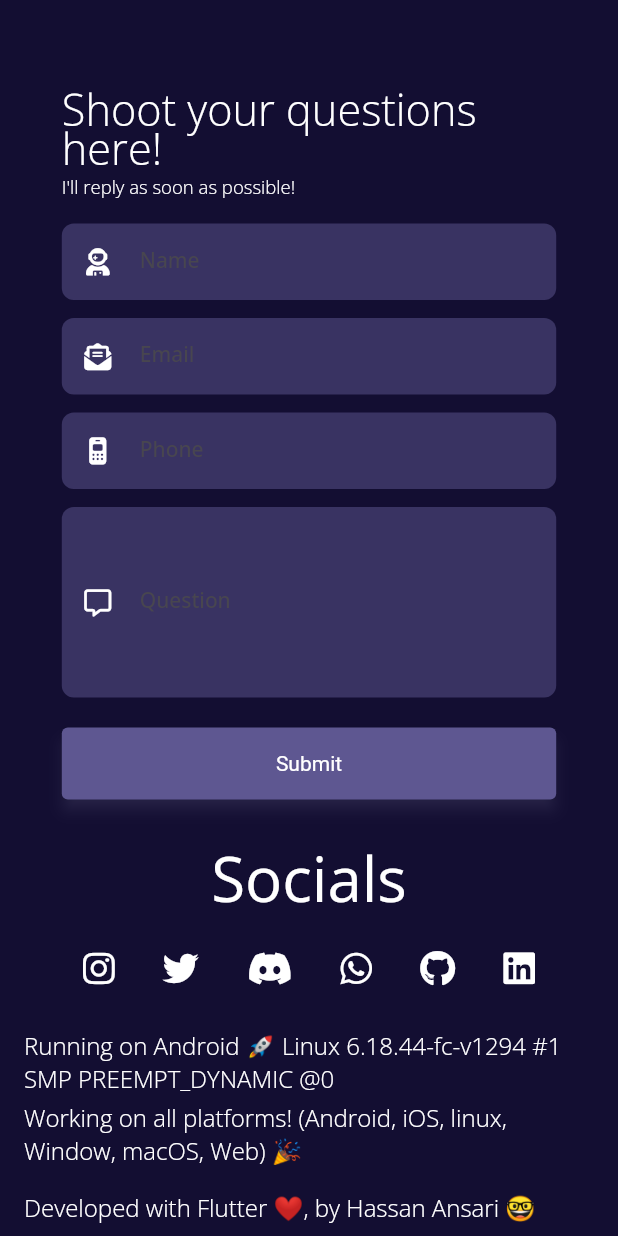
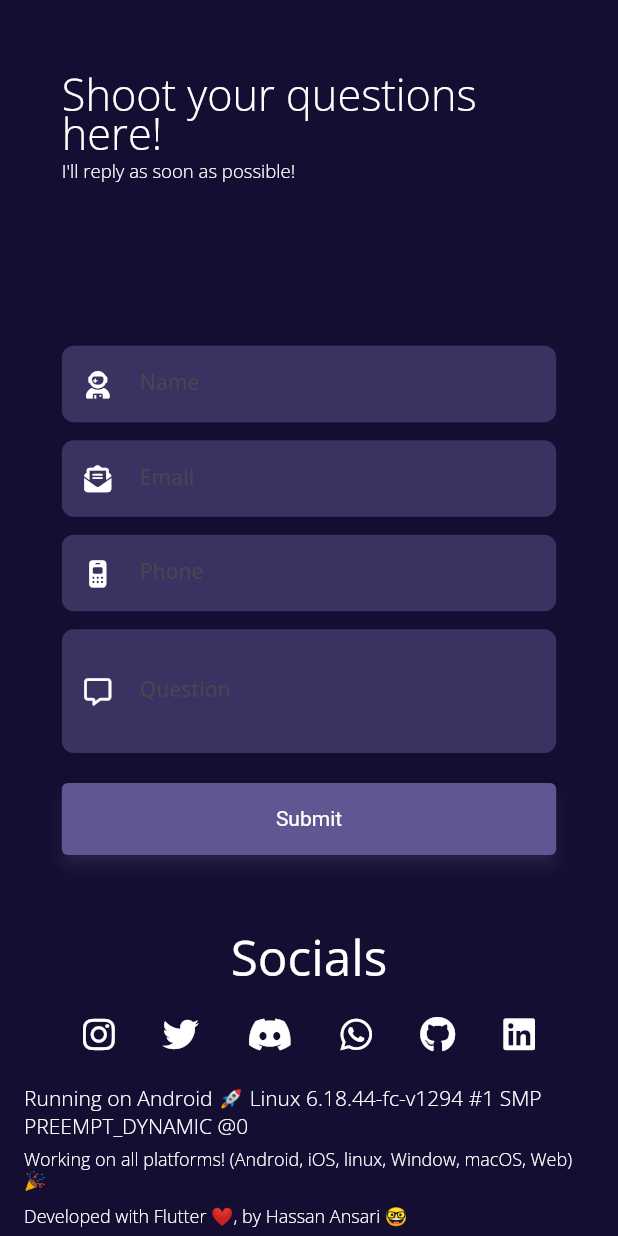
Before and after one commit to incrediblezayed/portfolio, a Flutter app: the Footer widget shown alone on an empty page, opened directly, on a phone screen of 412 x 824 dp. Run offline on Flutter 3.47's test engine with Material 2 defaults, Android fonts, the phone set to English and light mode, and no system bars; our stand-ins replace animated_text_kit, dio, flutter_riverpod, font_awesome_flutter, google_fonts; network calls fail.

Commit message:
More Update, Code Cleaning

```diff
--- a/lib/src/ui/projects_page.dart
+++ b/lib/src/ui/projects_page.dart
@@ -17,6 +17,7 @@ class ProjectsPage extends ConsumerWidget {
       width: mediaQueryData.size.width,
       //  color: Theme.of(context).scaffoldBackgroundColor,
       child: Stack(
+        alignment: Alignment.topCenter,
         children: [
           PageView.builder(
             controller: main.projectsPageController,
--- a/lib/src/widgets/contact_form.dart
+++ b/lib/src/widgets/contact_form.dart
@@ -92,7 +92,9 @@ class ContactForm extends ConsumerWidget {
                   const SizedBox(
                     height: 12,
                   ),
-                  const TextField(
+                  SizedBox(
+                    height: mediaQueryData.size.height * 0.1,
+                    child: const TextField(
                       maxLines: 5,
                       decoration: InputDecoration(
                         labelText: 'Question',
@@ -101,6 +103,7 @@ class ContactForm extends ConsumerWidget {
                           size: 18,
                         ),
                         prefixIconColor: Colors.white,
+                      ),
                     ),
                   ),
                   const SizedBox(
--- a/lib/src/widgets/footer.dart
+++ b/lib/src/widgets/footer.dart
@@ -18,19 +18,17 @@ class Footer extends ConsumerWidget {
       width: mediaQueryData.size.width,
       padding: EdgeInsets.only(
         left: 16,
-        top: kToolbarHeight,
         right: 16,
         bottom: mediaQueryData.viewPadding.bottom + 8.0,
       ),
       child: const Column(
         mainAxisSize: MainAxisSize.min,
         children: [
-          ContactForm(),
-          Spacer(flex: 3),
+          Expanded(
+            flex: 3,
+            child: ContactForm(),
+          ),
           Socials(),
-          Spacer(
-            flex: 2,
-          ),
           OSInfo(),
         ],
       ),
--- a/lib/src/widgets/hero_page_text.dart
+++ b/lib/src/widgets/hero_page_text.dart
@@ -1,6 +1,7 @@
 import 'package:animated_text_kit/animated_text_kit.dart';
 import 'package:flutter/material.dart';
 import 'package:flutter_riverpod/flutter_riverpod.dart';
+import 'package:portfolio/src/utils/device_utils.dart';
 import 'package:portfolio/src/utils/muti_color_tween.dart';
 import 'package:portfolio/src/utils/providers.dart';
 
@@ -87,10 +88,7 @@ class _HeroPageTextState extends ConsumerState<HeroPageText>
     final appTheme = ref.watch(themeProvider);
 
     final mediaQueryData = MediaQuery.of(context);
-    final orientation = mediaQueryData.orientation;
-    final width = orientation == Orientation.landscape
-        ? mediaQueryData.size.width / 2
-        : mediaQueryData.size.width;
+    final width = DeviceUtils.mediaQueryWidth(mediaQueryData);
 
     return AnimatedBuilder(
       animation: controller,
--- a/lib/src/widgets/os_info.dart
+++ b/lib/src/widgets/os_info.dart
@@ -8,6 +8,7 @@ class OSInfo extends StatelessWidget {
   @override
   Widget build(BuildContext context) {
     final mediaQueryData = MediaQuery.of(context);
+    final width = DeviceUtils.mediaQueryWidth(mediaQueryData);
     return SizedBox(
       width: mediaQueryData.size.width,
       child: Wrap(
@@ -22,27 +23,28 @@ class OSInfo extends StatelessWidget {
             children: [
               Text(
                 'Running on ${DeviceUtils.getCurrentPlaform()} 🚀 ${DeviceUtils.getOSVersion()}',
-                style: const TextStyle(
-                  fontSize: 16,
+                style: TextStyle(
+                  fontSize: DeviceUtils.minSizeWithMediaQuery(width, 14, 0.02),
                   fontWeight: FontWeight.w100,
                 ),
               ),
               const SizedBox(
                 height: 4,
               ),
-              const Text(
+              Text(
                 'Working on all platforms! (Android, iOS, linux, Window, macOS, Web) 🎉',
                 style: TextStyle(
-                  fontSize: 16,
+                  fontSize: DeviceUtils.minSizeWithMediaQuery(width, 12, 0.02),
                   fontWeight: FontWeight.w100,
                 ),
               )
             ],
           ),
-          const Text(
+          Text(
             'Developed with Flutter ❤️, by Hassan Ansari 🤓',
             style: TextStyle(
-              fontSize: 16,
+              height: 0.5,
+              fontSize: DeviceUtils.minSizeWithMediaQuery(width, 12, 0.02),
               fontWeight: FontWeight.w100,
             ),
           )
--- a/lib/src/widgets/social_buttons.dart
+++ b/lib/src/widgets/social_buttons.dart
@@ -99,6 +99,9 @@ class _SocialButtonState extends State<SocialButton>
                 onTapUp: (details) {
                   _controller.reverse();
                 },
+                onTapCancel: () {
+                  _controller.reverse();
+                },
                 onTap: widget.onPressed ??
                     () {
                       launchUrlString(widget.url!);
--- a/lib/src/widgets/socials.dart
+++ b/lib/src/widgets/socials.dart
@@ -17,17 +17,21 @@ class Socials extends ConsumerWidget {
     final mediaQueryData = MediaQuery.of(context);
     final width = DeviceUtils.mediaQueryWidth(mediaQueryData);
     final appTheme = ref.watch(themeProvider);
-    return Wrap(
+    return Padding(
+      padding: EdgeInsets.only(bottom: mediaQueryData.size.height * 0.01),
+      child: Wrap(
         alignment: WrapAlignment.center,
         crossAxisAlignment: WrapCrossAlignment.center,
         spacing: width * 0.1,
         children: [
           Text(
             'Socials',
-          style: TextStyle(fontSize: width * 0.1),
+            style: TextStyle(
+              fontSize: DeviceUtils.minSizeWithMediaQuery(width, 14, 0.08),
+            ),
           ),
           Padding(
-          padding: const EdgeInsets.only(top: 8),
+            padding: EdgeInsets.only(top: mediaQueryData.size.height * 0.006),
             child: Wrap(
               runSpacing: width * 0.02,
               spacing: width * 0.02,
@@ -72,6 +76,7 @@ class Socials extends ConsumerWidget {
             ),
           )
         ],
+      ),
     );
   }
 }
```
Also changed, not shown: lib/src/ui/dashboard.dart (+6 -1 lines), lib/src/ui/hero_page.dart (+9 -9 lines), lib/src/ui/project_widget.dart (+18 -8 lines), 3 other files. Lines whose indentation alone changed are shown as unchanged.
